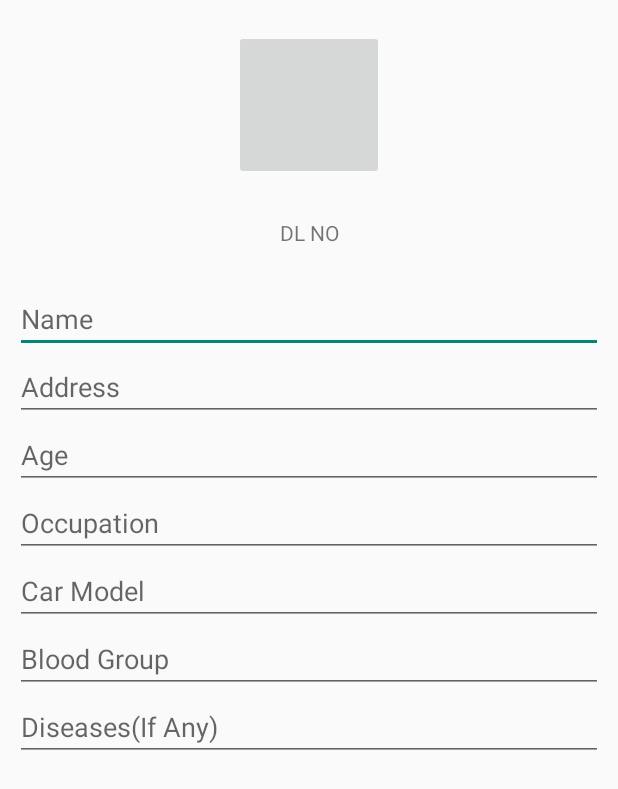
After one commit to codedsun/OnRoadWheels, an Android app: the layout activity_edit_profile.xml on its own in the app's theme, with its tools: preview values and no code run, on a phone screen of 412 x 824 dp. The commit adds this screen. Shown: the top 789 px of the screen. Run offline under Robolectric (Android 15) with nearby library versions, the phone set to English and light mode, and no system bars.

Commit message:
Edit Profile layout updated

```diff
--- a/app/build.gradle
+++ b/app/build.gradle
@@ -24,10 +24,15 @@ dependencies {
     androidTestCompile('com.android.support.test.espresso:espresso-core:2.2.2', {
         exclude group: 'com.android.support', module: 'support-annotations'
     })
-    compile 'com.android.support:appcompat-v7:25.+'
+    compile 'com.android.support:appcompat-v7:25.3.1'
     compile 'com.android.support.constraint:constraint-layout:1.0.2'
     compile 'com.rengwuxian.materialedittext:library:2.1.4'
+    compile 'com.squareup.picasso:picasso:2.5.2'
+    compile 'com.android.support:support-compat:25.3.1'
     testCompile 'junit:junit:4.12'
-    compile 'com.squareup.picasso:picasso:2.5.2'
-    compile 'com.android.support:support-compat:25.+'
+    compile 'com.android.support:design:25.0.0'
+    //compile 'com.github.navasmdc:MaterialDesign:1.5@aar'
+
+
+
 }
--- a/app/src/main/AndroidManifest.xml
+++ b/app/src/main/AndroidManifest.xml
@@ -16,7 +16,8 @@
                 <category android:name="android.intent.category.LAUNCHER" />
             </intent-filter>
         </activity>
-        <activity android:name=".Registration"></activity>
+        <activity android:name=".Registration" />
+        <activity android:name=".EditProfile"></activity>
     </application>
 
 </manifest>
--- /dev/null
+++ b/app/src/main/java/com/example/suneet/onroadwheels/EditProfile.java
@@ -0,0 +1,13 @@
+package com.example.suneet.onroadwheels;
+
+import android.support.v7.app.AppCompatActivity;
+import android.os.Bundle;
+
+public class EditProfile extends AppCompatActivity {
+
+    @Override
+    protected void onCreate(Bundle savedInstanceState) {
+        super.onCreate(savedInstanceState);
+        setContentView(R.layout.activity_edit_profile);
+    }
+}
--- /dev/null
+++ b/app/src/main/res/layout/activity_edit_profile.xml
@@ -0,0 +1,72 @@
+<?xml version="1.0" encoding="utf-8"?>
+<LinearLayout xmlns:android="http://schemas.android.com/apk/res/android"
+    xmlns:app="http://schemas.android.com/apk/res-auto"
+    xmlns:tools="http://schemas.android.com/tools"
+    android:layout_width="match_parent"
+    android:layout_height="match_parent"
+    android:layout_marginTop="20dp"
+    android:orientation="vertical"
+    tools:context="com.example.suneet.onroadwheels.EditProfile">
+
+    <ImageButton
+        android:layout_width="100dp"
+        android:layout_height="100dp"
+        android:layout_marginBottom="10dp"
+        android:id="@+id/userImage"
+        android:layout_gravity="center"/>
+
+    <TextView
+        android:layout_width="match_parent"
+        android:layout_height="50dp"
+        android:text="DL NO"
+        android:gravity="center"
+        android:id="@+id/editProfileDLNO"/>
+    <LinearLayout
+        android:layout_width="match_parent"
+        android:layout_height="wrap_content"
+        android:layout_margin="10dp"
+        android:orientation="vertical">
+        <EditText
+            android:layout_width="match_parent"
+            android:layout_height="wrap_content"
+            android:editable="false"
+            android:hint="Name"
+            android:id="@+id/editProfileName"/>
+
+        <EditText
+            android:layout_width="match_parent"
+            android:layout_height="wrap_content"
+            android:editable="true"
+            android:hint="Address"
+            android:id="@+id/editProfileAddress"/>
+        <EditText
+            android:layout_width="match_parent"
+            android:layout_height="wrap_content"
+            android:hint="Age"
+            android:id="@+id/editProfileAge"/>
+        <EditText
+            android:layout_width="match_parent"
+            android:layout_height="wrap_content"
+            android:id="@+id/editProfileOccupation"
+            android:hint="Occupation"/>
+        <EditText
+            android:layout_width="match_parent"
+            android:layout_height="wrap_content"
+            android:id="@+id/editProfileCarModel"
+            android:hint="Car Model"/>
+        <EditText
+            android:layout_width="match_parent"
+            android:layout_height="wrap_content"
+            android:id="@+id/editProfileBloodGroup"
+            android:editable="false"
+            android:hint="Blood Group" />
+        <EditText
+            android:layout_width="match_parent"
+            android:layout_height="wrap_content"
+            android:id="@+id/editProfileDiseases"
+            android:hint="Diseases(If Any)"/>
+
+
+</LinearLayout>
+
+</LinearLayout>
--- a/app/src/main/res/layout/activity_registration.xml
+++ b/app/src/main/res/layout/activity_registration.xml
@@ -19,7 +19,6 @@
         android:layout_width="match_parent"
         android:orientation="vertical"
         android:layout_marginTop="20dp"
-        android:margin="5dp"
         android:layout_height="wrap_content"
         android:layout_margin="10dp">
 
```
